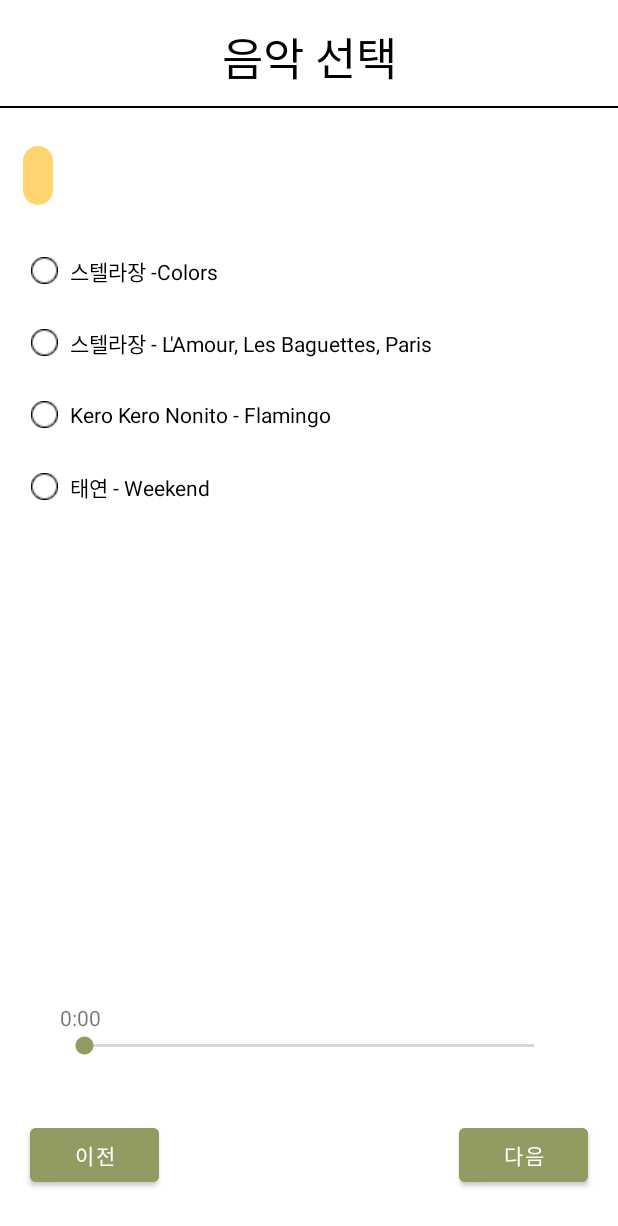
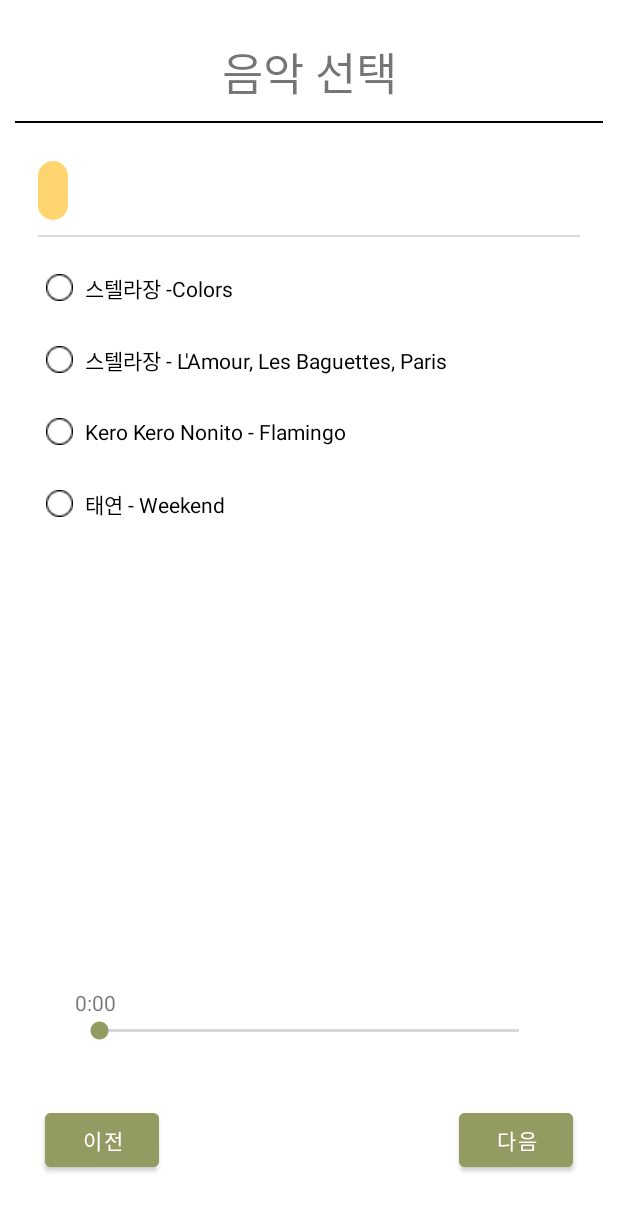
Before and after one commit to spring-2023-Corner-Hackathon/frontend, an Android app: the ChooseMusic screen opened directly, with no data from a screen before it, after a tap on "다음", on a phone screen of 412 x 824 dp. Shown: the top 1226 px of the screen. Run offline under Robolectric (Android 15) with nearby library versions, the phone set to English and light mode, and no system bars.

Commit message:
글씨 크기 및 배치 수정

```diff
--- a/app/build.gradle
+++ b/app/build.gradle
@@ -4,7 +4,7 @@ plugins {
 }
 
 android {
-    compileSdk 33
+    compileSdk 32
 
     defaultConfig {
         applicationId "com.example.photobook"
--- a/app/src/main/java/com/example/photobook/ChooseMusic.kt
+++ b/app/src/main/java/com/example/photobook/ChooseMusic.kt
@@ -169,7 +169,7 @@ class ChooseMusic : AppCompatActivity() {
 
         binding.coverNext.setOnClickListener {
             if(!binding.colors.isChecked&&!binding.lamour.isChecked&&
-                    !binding.flamingo.isChecked&&!binding.colors.isChecked) {
+                    !binding.flamingo.isChecked&&!binding.weekend.isChecked) {
                 Toast.makeText(this, "음악을 한 가지 선택해주세요", Toast.LENGTH_SHORT).show()
             }
             else {
--- a/app/src/main/res/layout/activity_choose_images.xml
+++ b/app/src/main/res/layout/activity_choose_images.xml
@@ -5,6 +5,7 @@
     android:layout_width="match_parent"
     android:layout_height="match_parent"
     android:orientation="vertical"
+    android:padding="10dp"
     tools:context=".ChooseImages">
     <LinearLayout
         android:orientation="vertical"
@@ -18,8 +19,7 @@
             android:text="이미지 선택"
             android:textSize="25dp"
             android:gravity="center"
-            android:layout_marginBottom="10dp"
-            android:textColor="@color/black"/>
+            android:layout_marginBottom="10dp"/>
         <View
             android:layout_width="match_parent"
             android:layout_height="1dp"
--- a/app/src/main/res/layout/activity_choose_music.xml
+++ b/app/src/main/res/layout/activity_choose_music.xml
@@ -5,6 +5,7 @@
     android:layout_width="match_parent"
     android:layout_height="match_parent"
     android:orientation="vertical"
+    android:padding="10dp"
     tools:context=".ChooseMusic">
     <LinearLayout
         android:orientation="vertical"
@@ -18,8 +19,7 @@
             android:text="음악 선택"
             android:textSize="30dp"
             android:gravity="center"
-            android:layout_marginBottom="10dp"
-            android:textColor="@color/black"/>
+            android:layout_marginBottom="10dp"/>
         <View
             android:layout_width="match_parent"
             android:layout_height="1dp"
@@ -32,7 +32,7 @@
             android:padding="10dp"
             android:orientation="vertical">
             <TextView
-                android:layout_marginBottom="20dp"
+                android:layout_marginBottom="10dp"
                 android:layout_width="wrap_content"
                 android:layout_height="wrap_content"
                 android:text=""
@@ -40,6 +40,12 @@
                 android:padding="10dp"
                 android:id="@+id/selectedMusicCategory"
                 android:background="@drawable/category_background"/>
+
+            <View
+                android:layout_width="match_parent"
+                android:layout_height="1dp"
+                android:background="#D9D9D9"
+                android:layout_marginBottom="10dp"/>
             <RadioGroup
                 android:id="@+id/music_rg"
                 android:layout_marginLeft="5dp"
--- a/app/src/main/res/layout/activity_make.xml
+++ b/app/src/main/res/layout/activity_make.xml
@@ -5,6 +5,7 @@
     android:layout_width="match_parent"
     android:layout_height="match_parent"
     android:orientation="vertical"
+    android:padding="10dp"
     tools:context=".MakeActivity">
 
     <TextView
@@ -12,7 +13,7 @@
         android:layout_height="wrap_content"
         android:layout_marginTop="15dp"
         android:text="표지 선택"
-        android:textSize="30dp"
+        android:textSize="25dp"
         android:gravity="center"
         android:layout_marginBottom="15dp"
         android:textColor="@color/black"/>
```
Also changed, not shown: app/src/main/res/layout/activity_detail_setting.xml (+7 -2 lines), app/src/main/res/layout/activity_music_category.xml (+3 -4 lines).
